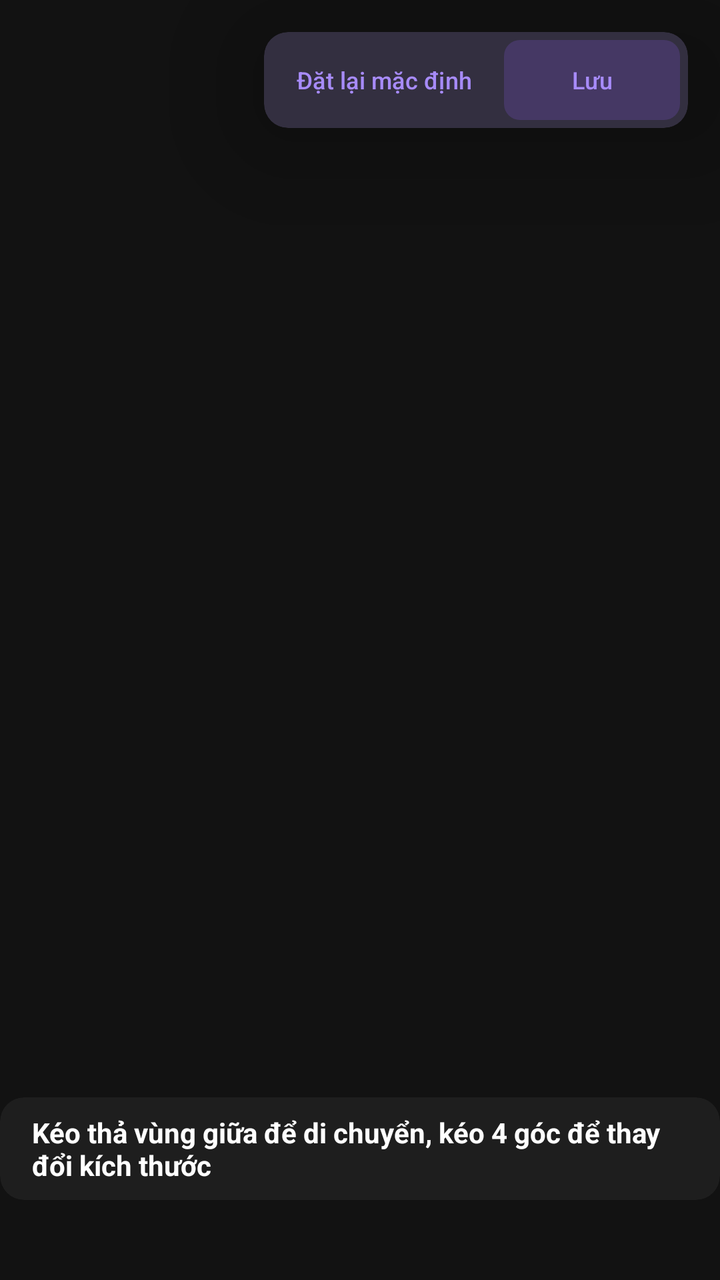
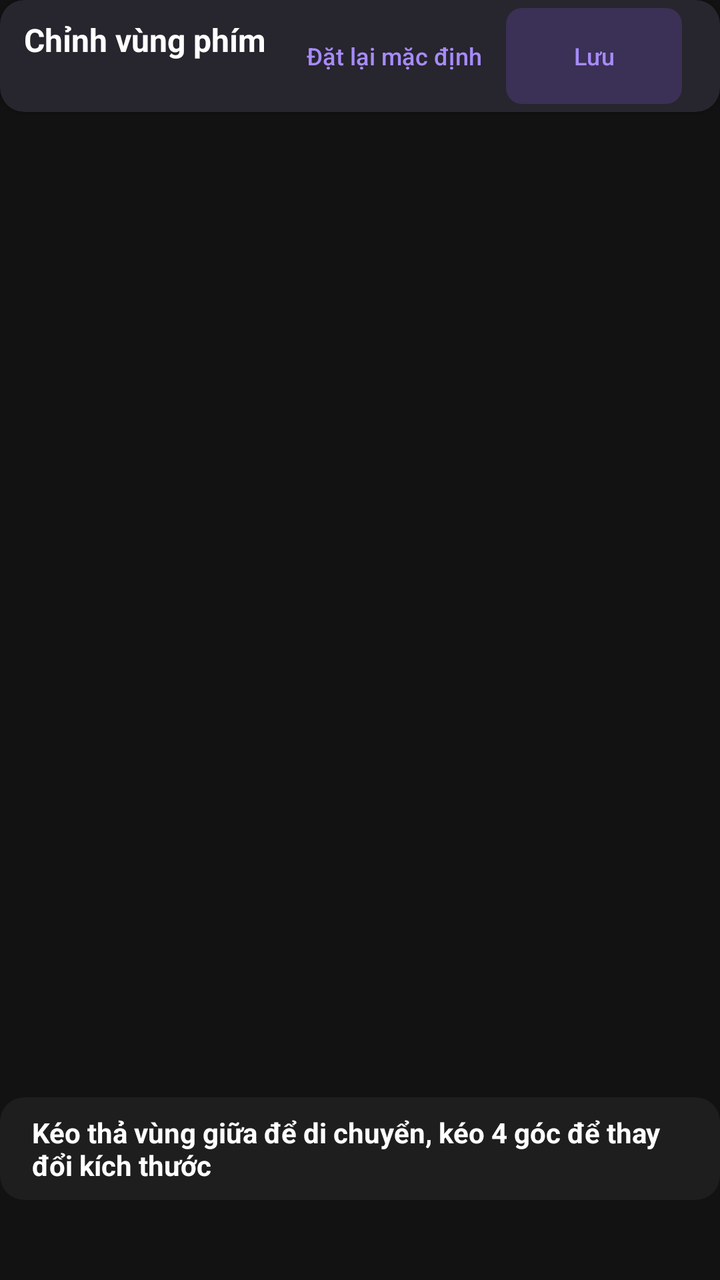

Two renders of the same Android screen: before a commit and after it. Below are the layout's source before the change and the commit's diff.
<!-- AndroidManifest.xml: application theme Theme.KeyViewerOverlay -->
<!-- res/layout/activity_hitbox_config.xml -->
<?xml version="1.0" encoding="utf-8"?>
<FrameLayout xmlns:android="http://schemas.android.com/apk/res/android"
    xmlns:app="http://schemas.android.com/apk/res-auto"
    android:id="@+id/hitbox_root"
    android:layout_width="match_parent"
    android:layout_height="match_parent"
    android:background="@color/md3_background">

    <com.google.android.material.card.MaterialCardView
        android:layout_width="wrap_content"
        android:layout_height="wrap_content"
        android:layout_gravity="bottom|center_horizontal"
        android:layout_marginBottom="40dp"
        app:cardBackgroundColor="@color/md3_surface"
        app:cardCornerRadius="12dp"
        app:cardElevation="0dp"
        app:strokeWidth="0dp">

        <TextView
            android:layout_width="wrap_content"
            android:layout_height="wrap_content"
            android:paddingHorizontal="16dp"
            android:paddingVertical="8dp"
            android:text="@string/hitbox_config_hint"
            android:textColor="#FFFFFF"
            android:textSize="14sp"
            android:textStyle="bold" />
    </com.google.android.material.card.MaterialCardView>

    <com.google.android.material.card.MaterialCardView
        android:layout_width="wrap_content"
        android:layout_height="wrap_content"
        android:layout_gravity="top|end"
        android:layout_margin="16dp"
        app:cardBackgroundColor="@color/md3_surface"
        app:cardCornerRadius="12dp"
        app:cardElevation="20dp"
        android:elevation="20dp"
        android:translationZ="20dp"
        app:strokeWidth="0dp">

        <LinearLayout
            android:layout_width="wrap_content"
            android:layout_height="wrap_content"
            android:orientation="horizontal"
            android:padding="4dp">

            <com.google.android.material.button.MaterialButton
                android:id="@+id/btnResetHitbox"
                style="@style/Widget.Material3.Button.TextButton"
                android:layout_width="wrap_content"
                android:layout_height="40dp"
                android:layout_marginEnd="4dp"
                android:text="@string/reset_default"
                android:textSize="12sp"
                app:cornerRadius="8dp" />

            <com.google.android.material.button.MaterialButton
                android:id="@+id/btnSaveHitbox"
                style="@style/CompactNeonButtonStyle"
                android:layout_width="wrap_content"
                android:layout_height="40dp"
                android:text="@string/save"
                android:textSize="12sp"
                app:cornerRadius="8dp" />
        </LinearLayout>
    </com.google.android.material.card.MaterialCardView>

</FrameLayout>
<!-- resources referenced by this layout -->
<resources>
  <color name="md3_background">#121212</color>
  <color name="md3_surface">#1E1E1E</color>
  <string name="hitbox_config_hint">Kéo thả vùng giữa để di chuyển, kéo 4 góc để thay đổi kích thước</string>
  <string name="reset_default">Đặt lại mặc định</string>
  <string name="save">Lưu</string>
  <style name="CompactNeonButtonStyle" parent="Widget.Material3.Button">
          <item name="cornerRadius">12dp</item>
          <item name="backgroundTint">@color/md3_primary_neon_bg</item>
          <item name="android:textColor">@color/md3_primary</item>
          <item name="rippleColor">@color/md3_primary</item>
          <item name="android:textAllCaps">false</item>
          <item name="android:insetTop">0dp</item>
          <item name="android:insetBottom">0dp</item>
      </style>
  <style name="Theme.KeyViewerOverlay" parent="Base.Theme.KeyViewerOverlay" />
  <color name="md3_primary_neon_bg">#338B5CF6</color>
  <color name="md3_primary">#A78BFA</color>
  <style name="Base.Theme.KeyViewerOverlay" parent="Theme.Material3.Dark.NoActionBar">
          
          <item name="android:windowBackground">@color/md3_background</item>
          <item name="colorPrimary">@color/md3_primary</item>
          <item name="colorSurface">@color/md3_surface</item>
          <item name="android:statusBarColor">@color/md3_background</item>
          <item name="android:navigationBarColor">@color/md3_background</item>
          <item name="materialAlertDialogTheme">@style/CustomMaterialAlertDialog</item>
      </style>
  <style name="CustomMaterialAlertDialog" parent="ThemeOverlay.Material3.MaterialAlertDialog">
          <item name="shapeAppearance">@style/DialogShapeAppearance</item>
      </style>
  <style name="DialogShapeAppearance" parent="ShapeAppearance.Material3.MediumComponent">
          <item name="cornerFamily">rounded</item>
          <item name="cornerSize">16dp</item>
      </style>
</resources>

<!-- the commit's change to res/layout/activity_hitbox_config.xml (unified diff, before → after) -->
@@ -1,69 +1,23 @@
 <?xml version="1.0" encoding="utf-8"?>
 <FrameLayout xmlns:android="http://schemas.android.com/apk/res/android"
     xmlns:app="http://schemas.android.com/apk/res-auto"
-    android:id="@+id/hitbox_root"
-    android:layout_width="match_parent"
-    android:layout_height="match_parent"
+    android:id="@+id/hitbox_root" android:layout_width="match_parent" android:layout_height="match_parent"
     android:background="@color/md3_background">
-
     <com.google.android.material.card.MaterialCardView
-        android:layout_width="wrap_content"
-        android:layout_height="wrap_content"
-        android:layout_gravity="bottom|center_horizontal"
-        android:layout_marginBottom="40dp"
-        app:cardBackgroundColor="@color/md3_surface"
-        app:cardCornerRadius="12dp"
-        app:cardElevation="0dp"
-        app:strokeWidth="0dp">
-
-        <TextView
-            android:layout_width="wrap_content"
-            android:layout_height="wrap_content"
-            android:paddingHorizontal="16dp"
-            android:paddingVertical="8dp"
-            android:text="@string/hitbox_config_hint"
-            android:textColor="#FFFFFF"
-            android:textSize="14sp"
-            android:textStyle="bold" />
-    </com.google.android.material.card.MaterialCardView>
-
-    <com.google.android.material.card.MaterialCardView
-        android:layout_width="wrap_content"
-        android:layout_height="wrap_content"
-        android:layout_gravity="top|end"
-        android:layout_margin="16dp"
-        app:cardBackgroundColor="@color/md3_surface"
-        app:cardCornerRadius="12dp"
-        app:cardElevation="20dp"
-        android:elevation="20dp"
-        android:translationZ="20dp"
-        app:strokeWidth="0dp">
-
-        <LinearLayout
-            android:layout_width="wrap_content"
-            android:layout_height="wrap_content"
-            android:orientation="horizontal"
-            android:padding="4dp">
-
-            <com.google.android.material.button.MaterialButton
-                android:id="@+id/btnResetHitbox"
-                style="@style/Widget.Material3.Button.TextButton"
-                android:layout_width="wrap_content"
-                android:layout_height="40dp"
-                android:layout_marginEnd="4dp"
-                android:text="@string/reset_default"
-                android:textSize="12sp"
-                app:cornerRadius="8dp" />
-
-            <com.google.android.material.button.MaterialButton
-                android:id="@+id/btnSaveHitbox"
-                style="@style/CompactNeonButtonStyle"
-                android:layout_width="wrap_content"
-                android:layout_height="40dp"
-                android:text="@string/save"
-                android:textSize="12sp"
-                app:cornerRadius="8dp" />
+        android:id="@+id/hitbox_toolbar" android:layout_width="wrap_content" android:layout_height="wrap_content"
+        android:layout_gravity="top|end" app:cardBackgroundColor="@color/md3_surface" app:cardCornerRadius="12dp"
+        app:cardElevation="2dp" app:strokeWidth="0dp">
+        <LinearLayout android:layout_width="wrap_content" android:layout_height="wrap_content" android:gravity="center_vertical" android:orientation="horizontal" android:padding="4dp">
+            <LinearLayout android:layout_width="wrap_content" android:layout_height="wrap_content" android:orientation="vertical" android:layout_marginHorizontal="8dp">
+                <TextView android:layout_width="wrap_content" android:layout_height="wrap_content" android:text="@string/hitbox_editor_title" android:textColor="@android:color/white" android:textStyle="bold" android:textSize="16sp" />
+                <TextView android:id="@+id/hitbox_status" android:layout_width="wrap_content" android:layout_height="wrap_content" android:maxWidth="220dp" android:textColor="@android:color/white" android:textSize="12sp" android:accessibilityLiveRegion="none" />
+            </LinearLayout>
+            <com.google.android.material.button.MaterialButton android:id="@+id/btnResetHitbox" style="@style/Widget.Material3.Button.TextButton" android:layout_width="wrap_content" android:layout_height="48dp" android:text="@string/reset_default" android:textSize="12sp" app:cornerRadius="8dp" />
+            <com.google.android.material.button.MaterialButton android:id="@+id/btnSaveHitbox" style="@style/CompactNeonButtonStyle" android:layout_width="wrap_content" android:layout_height="48dp" android:text="@string/save" android:textSize="12sp" app:cornerRadius="8dp" />
+            <com.google.android.material.button.MaterialButton android:id="@+id/btnCloseHitbox" style="@style/Widget.Material3.Button.TextButton" android:layout_width="48dp" android:layout_height="48dp" android:contentDescription="@string/hitbox_editor_close" android:text="×" android:textSize="22sp" />
         </LinearLayout>
     </com.google.android.material.card.MaterialCardView>
-
+    <com.google.android.material.card.MaterialCardView android:layout_width="wrap_content" android:layout_height="wrap_content" android:layout_gravity="bottom|center_horizontal" android:layout_marginBottom="40dp" app:cardBackgroundColor="@color/md3_surface" app:cardCornerRadius="12dp" app:cardElevation="0dp" app:strokeWidth="0dp">
+        <TextView android:layout_width="wrap_content" android:layout_height="wrap_content" android:paddingHorizontal="16dp" android:paddingVertical="8dp" android:text="@string/hitbox_config_hint" android:textColor="#FFFFFF" android:textSize="14sp" android:textStyle="bold" />
+    </com.google.android.material.card.MaterialCardView>
 </FrameLayout>
<!-- resource entries referenced after the edit -->
@@ -3,6 +3,8 @@
   <color name="md3_background">#121212</color>
   <color name="md3_surface">#1E1E1E</color>
   <string name="hitbox_config_hint">Kéo thả vùng giữa để di chuyển, kéo 4 góc để thay đổi kích thước</string>
+  <string name="hitbox_editor_close">Đóng</string>
+  <string name="hitbox_editor_title">Chỉnh vùng phím</string>
   <string name="reset_default">Đặt lại mặc định</string>
   <string name="save">Lưu</string>
   <style name="CompactNeonButtonStyle" parent="Widget.Material3.Button">
